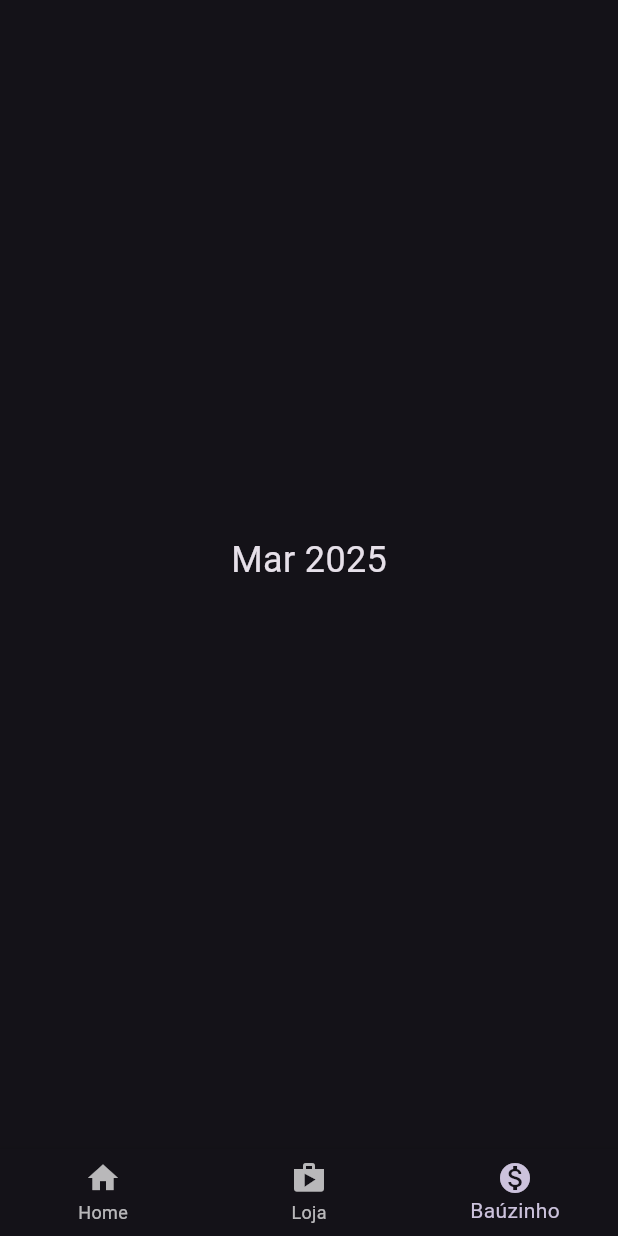
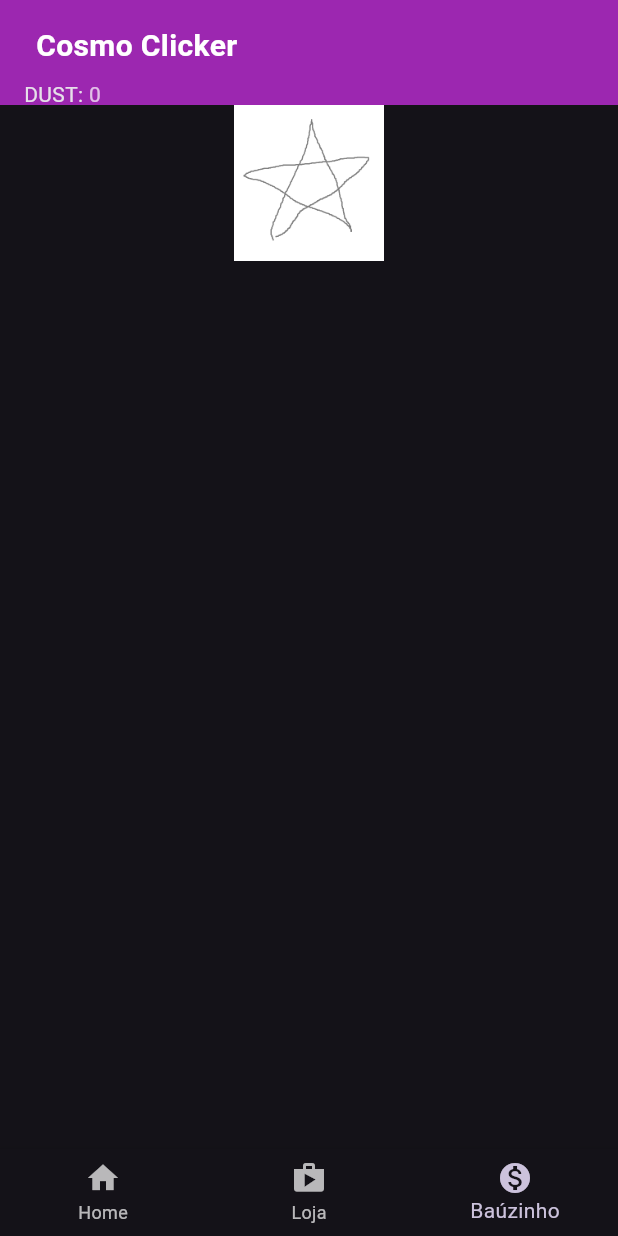
Before and after one commit to carlosyamanaka/cosmo-clicker, a Flutter app: the screen it shows after launch, item 3 of the bottom bar chosen, on a phone screen of 412 x 824 dp. Run offline on Flutter 3.47's test engine with Material 3 defaults, Android fonts, the phone set to English and light mode, and no system bars; our stand-ins replace get_it, shared_preferences.

Commit message:
chest core created and .gitignore created

```diff
--- /dev/null
+++ b/lib/domain/entities/chest.dart
@@ -0,0 +1,46 @@
+enum ChestRarity {
+  common('Comum'),
+  rare('Raro'),
+  stellar('Estelar');
+
+  final String label;
+
+  const ChestRarity(this.label);
+}
+
+enum ChestType {
+  dust('Dust'),
+  powerUp('Power up');
+
+  final String label;
+
+  const ChestType(this.label);
+}
+
+class Chest {
+  final DateTime openDate;
+  final ChestRarity rarity;
+  final ChestType type;
+
+  Chest({
+    required this.openDate,
+    required this.rarity,
+    required this.type,
+  });
+
+  Map<String, dynamic> toJson() {
+    return {
+      'openDate': openDate.toIso8601String(),
+      'rarity': rarity.name,
+      'type': type.name,
+    };
+  }
+
+  factory Chest.fromJson(Map<String, dynamic> json) {
+    return Chest(
+      openDate: DateTime.parse(json['openDate']),
+      rarity: ChestRarity.values.byName(json['rarity']),
+      type: ChestType.values.byName(json['type']),
+    );
+  }
+}
--- /dev/null
+++ b/lib/domain/repositories/chest_repository.dart
@@ -0,0 +1,6 @@
+import 'package:cosmo_clicker/domain/entities/chest.dart';
+
+abstract class ChestRepository {
+  Future<void> saveChest(Chest chest);
+  Future<List<Chest>> getChests();
+}
--- /dev/null
+++ b/lib/domain/usecases/get_chests.dart
@@ -0,0 +1,9 @@
+import 'package:cosmo_clicker/domain/entities/chest.dart';
+import 'package:cosmo_clicker/domain/repositories/chest_repository.dart';
+
+class GetChests {
+  final ChestRepository repository;
+  GetChests(this.repository);
+
+  Future<List<Chest>> call() => repository.getChests();
+}
--- /dev/null
+++ b/lib/domain/usecases/save_chest.dart
@@ -0,0 +1,9 @@
+import 'package:cosmo_clicker/domain/entities/chest.dart';
+import 'package:cosmo_clicker/domain/repositories/chest_repository.dart';
+
+class SaveChest {
+  final ChestRepository repository;
+  SaveChest(this.repository);
+
+  Future<void> call(Chest chest) => repository.saveChest(chest);
+}
--- /dev/null
+++ b/lib/presentation/controllers/chest_controller.dart
@@ -0,0 +1,26 @@
+import 'package:cosmo_clicker/domain/entities/chest.dart';
+import 'package:cosmo_clicker/domain/usecases/get_chests.dart';
+import 'package:cosmo_clicker/domain/usecases/save_chest.dart';
+import 'package:flutter/material.dart';
+
+class ChestController extends ValueNotifier<List<Chest>> {
+  final GetChests getChests;
+  final SaveChest saveChest;
+
+  ChestController(this.getChests, this.saveChest) : super([]) {
+    loadChests();
+  }
+
+  Future<void> loadChests() async {
+    final chests = await getChests();
+    value = chests;
+    notifyListeners();
+  }
+
+  Future<void> addChest(Chest chest) async {
+    final updatedChests = List<Chest>.from(value)..add(chest);
+    value = updatedChests;
+    notifyListeners();
+    await saveChest(chest);
+  }
+}
--- a/lib/presentation/pages/chest_page.dart
+++ b/lib/presentation/pages/chest_page.dart
@@ -1,5 +1,8 @@
-import 'package:easy_localization/easy_localization.dart';
+import 'dart:async';
+import 'package:cosmo_clicker/domain/entities/chest.dart';
+import 'package:cosmo_clicker/presentation/controllers/chest_controller.dart';
 import 'package:flutter/material.dart';
+import 'package:get_it/get_it.dart';
 
 class ChestPage extends StatefulWidget {
   const ChestPage({super.key});
@@ -9,38 +12,74 @@ class ChestPage extends StatefulWidget {
 }
 
 class _ChestPageState extends State<ChestPage> {
-  ValueNotifier<DateTime> date = ValueNotifier(DateTime.now());
-  updateTime() async {
-    setState(() {
-      date.value = DateTime.now();
+  late final ChestController chestController;
+  late final ValueNotifier<DateTime> dateTimeNow;
+  Timer? _timer;
+
+  @override
+  void initState() {
+    super.initState();
+    chestController = GetIt.instance<ChestController>();
+    dateTimeNow = ValueNotifier(DateTime.now());
+
+    _timer = Timer.periodic(const Duration(seconds: 1), (_) {
+      dateTimeNow.value = DateTime.now();
     });
-    await Future.delayed(const Duration(seconds: 1), updateTime());
+  }
+
+  @override
+  void dispose() {
+    _timer?.cancel();
+    dateTimeNow.dispose();
+    super.dispose();
   }
 
   @override
   Widget build(BuildContext context) {
-    return Scaffold(
-      body: Center(
-        child: ListenableBuilder(
-          listenable: Listenable.merge([date]),
-          builder: (context, _) {
-            return Column(
-              mainAxisAlignment: MainAxisAlignment.center,
-              children: <Widget>[
-                Text('${DateFormat('MMM y').format(date.value)}',
-                    style: const TextStyle(fontSize: 24)),
-                const SizedBox(height: 20),
-                // InkWell(
-                //   onTap: () {},
-                //   child: const Image(
-                //     image: AssetImage('assets/images/estrela.png'),
-                //   ),
-                // ),
+    return ListenableBuilder(
+      listenable: Listenable.merge([chestController, dateTimeNow]),
+      builder: (context, _) {
+        return Column(
+          mainAxisSize: MainAxisSize.min,
+          children: [
+            SizedBox(
+              width: 100,
+              child: InkWell(
+                onTap: () {
+                  chestController.addChest(Chest(
+                      openDate: DateTime.now(),
+                      rarity: ChestRarity.rare,
+                      type: ChestType.dust));
+                },
+                child: const Image(
+                  image: AssetImage('assets/images/estrela.png'),
+                  fit: BoxFit.contain,
+                ),
+              ),
+            ),
+            Row(
+              mainAxisSize: MainAxisSize.min,
+              children: [
+                SizedBox(
+                  height: 200,
+                  width: 200,
+                  child: ListView.builder(
+                    itemCount: chestController.value.length,
+                    itemBuilder: (BuildContext context, int index) {
+                      final chest = chestController.value[index];
+                      final duration = dateTimeNow.value.difference(chest.openDate);
+
+                      return Text(
+                        '${duration.inMinutes}:${(duration.inSeconds % 60).toString().padLeft(2, '0')}',
+                      );
+                    },
+                  ),
+                ),
               ],
-            );
-          },
-        ),
-      ),
+            ),
+          ],
+        );
+      },
     );
   }
 }
--- a/lib/presentation/pages/home_page.dart
+++ b/lib/presentation/pages/home_page.dart
@@ -16,7 +16,7 @@ class _HomePageState extends State<HomePage> {
   final PageController _pageController = PageController();
   int _selectedIndex = 0;
 
-  final List<int> _showAppBarFor = [0, 1];
+  final List<int> _showAppBarFor = [0, 2];
 
   void _onItemTapped(int index) {
     setState(() {
--- a/lib/presentation/pages/main_page.dart
+++ b/lib/presentation/pages/main_page.dart
@@ -1,6 +1,5 @@
 import 'package:cosmo_clicker/presentation/controllers/dust_controller.dart';
 import 'package:cosmo_clicker/presentation/controllers/stats_controller.dart';
-import 'package:cosmo_clicker/presentation/pages/chest_page.dart';
 import 'package:flutter/material.dart';
 import 'package:get_it/get_it.dart';
 
@@ -24,8 +23,7 @@ class _MainPageState extends State<MainPage> {
 
   @override
   Widget build(BuildContext context) {
-    return Scaffold(
-      body: Center(
+    return Center(
         child: ListenableBuilder(
           listenable: Listenable.merge([dustController, statsController]),
           builder: (context, _) {
@@ -47,7 +45,6 @@ class _MainPageState extends State<MainPage> {
             );
           },
         ),
-      ),
     );
   }
 }
```
Also changed, not shown: lib/core/locator.dart (+19 -1 lines), lib/data/datasources/chest_local_data_source.dart (added, +28 -0 lines), lib/data/source/chest_repository_impl.dart (added, +20 -0 lines), lib/presentation/pages/shop_page.dart (+2 -14 lines), 1 other file.
